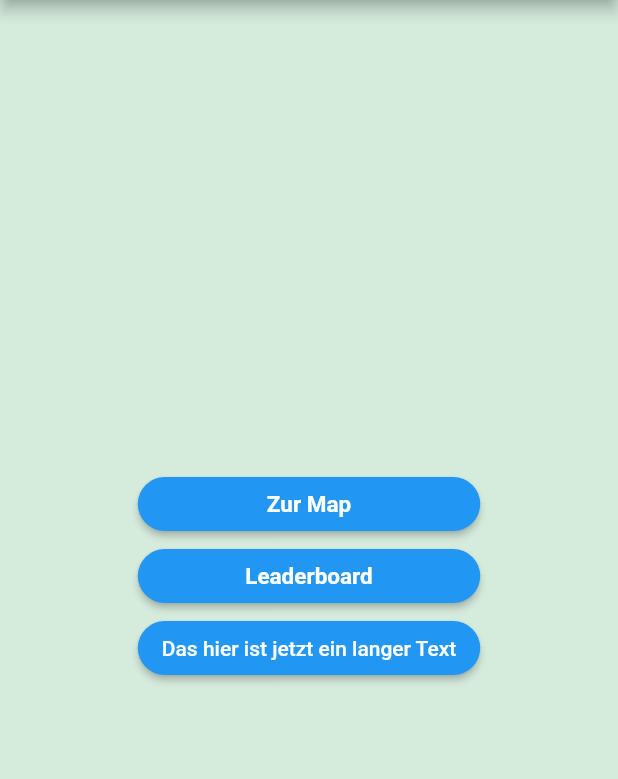
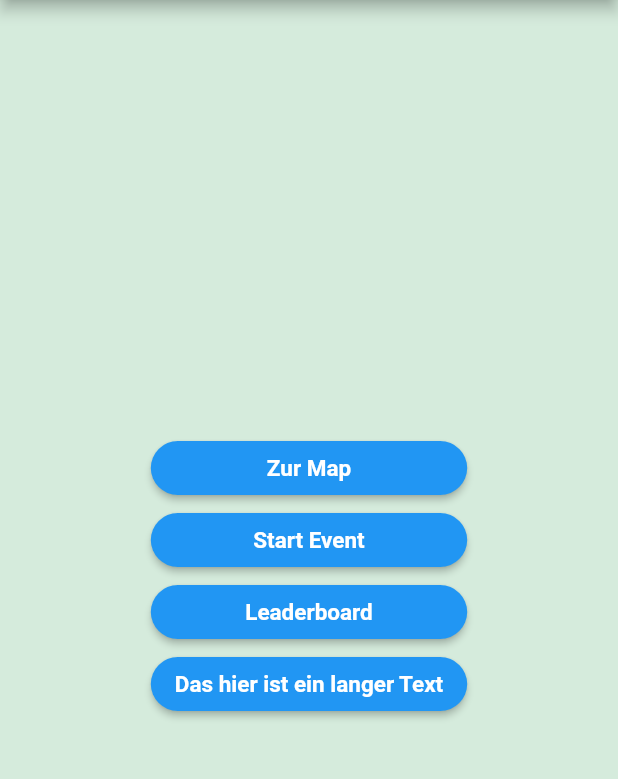
Before and after one commit to bitNoxis/turnup_try, a Flutter app: the HomeScreen screen opened by its route, on a phone screen of 412 x 824 dp, the part 84-863 px from its top. Run offline on Flutter 3.47's test engine with Material 2 defaults, Android fonts, the phone set to English and light mode, and no system bars; our stand-ins replace cloud_firestore, firebase_auth, firebase_core, flutter_map, geolocator, latlong2; accounts and stored records are empty.

Commit message:
Ein paar allgemeinere Verbesserungen

```diff
--- a/lib/screens/home/home.dart
+++ b/lib/screens/home/home.dart
@@ -40,51 +40,35 @@ class HomeScreen extends StatelessWidget {
                 crossAxisAlignment: CrossAxisAlignment.stretch,
                 mainAxisSize: MainAxisSize.max,
                 children: <Widget>[
-                  ElevatedButton(
-                    style: ElevatedButton.styleFrom(
-                        shape: RoundedRectangleBorder(
-                            borderRadius: BorderRadius.circular(20))),
-                    onPressed: () {
-                      Navigator.of(context).push(MaterialPageRoute(
-                          builder: (context) => const AnimatedMarkersMap()));
-                    },
-                    child: const Text(
-                      "Zur Map",
-                      style: TextStyle(
-                          color: Colors.white,
-                          fontWeight: FontWeight.bold,
-                          fontSize: 15.0),
-                    ),
-                  ),
-                  ElevatedButton(
-                    style: ElevatedButton.styleFrom(
-                        shape: RoundedRectangleBorder(
-                            borderRadius: BorderRadius.circular(20))),
-                    onPressed: () {
-                      Navigator.of(context).push(MaterialPageRoute(
-                          builder: (context) => const OurUsers()));
-                    },
-                    child: const Text(
-                      "Leaderboard",
-                      style: TextStyle(
-                          color: Colors.white,
-                          fontWeight: FontWeight.bold,
-                          fontSize: 15.0),
-                    ),
-                  ),
-                  ElevatedButton(
-                      style: ElevatedButton.styleFrom(
-                          shape: RoundedRectangleBorder(
-                              borderRadius: BorderRadius.circular(20))),
-                      onPressed: () {
-                        debugPrint(loggedInUser?.name);
-                        debugPrint(userLocation.toString());
-                      },
-                      child: const Text("Das hier ist jetzt ein langer Text")),
+                  buildElevatedButton(
+                      context, 'Zur Map', const AnimatedMarkersMap()),
+                  buildElevatedButton(
+                      context, 'Start Event', const HomeScreen()),
+                  buildElevatedButton(context, 'Leaderboard', const OurUsers()),
+                  buildElevatedButton(context, 'Das hier ist ein langer Text',
+                      const HomeScreen())
                 ],
               ),
             ),
           )
         ]));
   }
+
+  ElevatedButton buildElevatedButton(
+      BuildContext context, String textName, Widget widget) {
+    return ElevatedButton(
+      style: ElevatedButton.styleFrom(
+          shape:
+              RoundedRectangleBorder(borderRadius: BorderRadius.circular(20))),
+      onPressed: () {
+        Navigator.of(context)
+            .push(MaterialPageRoute(builder: (context) => widget));
+      },
+      child: Text(
+        textName,
+        style: const TextStyle(
+            color: Colors.white, fontWeight: FontWeight.bold, fontSize: 15.0),
+      ),
+    );
+  }
 }
--- a/lib/utils/firebase.dart
+++ b/lib/utils/firebase.dart
@@ -12,11 +12,6 @@ Future<void> userSetup(String displayName) async {
   users.doc(auth.currentUser!.uid.toString()).set(user.toJson());
   return;
 }
-
-// Stream<List<User>> readUsers() =>
-//     FirebaseFirestore.instance.collection('Users').orderBy('points', descending: true)
-//         .snapshots().map((snapshot) =>
-//         snapshot.docs.map((doc) => User.fromJson(doc.data())).toList());
 
 Stream<List<User>> readUsers(bool Function(User) whereName, String orderByString, bool descending) =>
     FirebaseFirestore.instance.collection('Users').orderBy(orderByString, descending: descending)
--- a/pubspec.yaml
+++ b/pubspec.yaml
@@ -18,7 +18,7 @@ publish_to: 'none' # Remove this line if you wish to publish to pub.dev
 version: 1.0.0+1
 
 environment:
-  sdk: ">=2.16.2 <3.0.0"
+  sdk: ">=2.17.0 <3.0.0"
 
 # Dependencies specify other packages that your package needs in order to work.
 # To automatically upgrade your package dependencies to the latest versions
```
Also changed, not shown: lib/screens/leaderboard/user_leaderboard.dart (+46 -56 lines), pubspec.lock.
